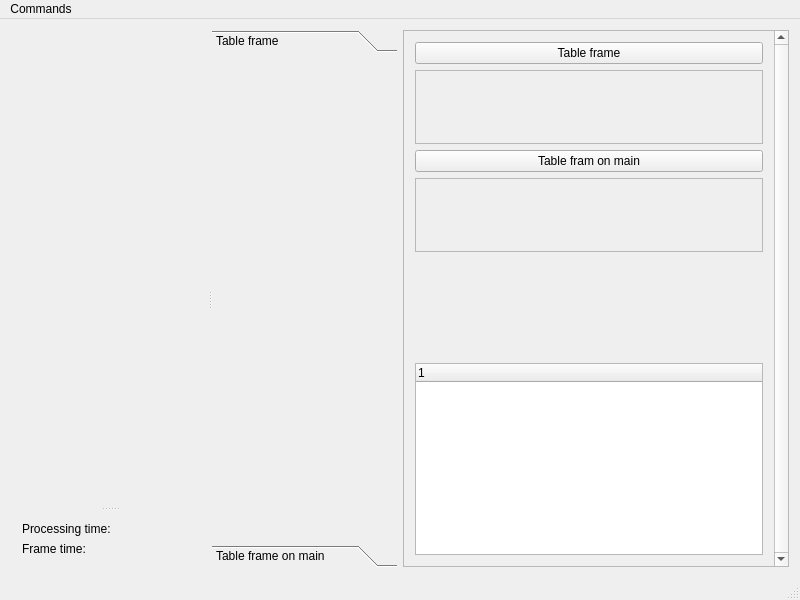
Qt form qt/Subtracker/mainwindow.ui (subotto/subtracker) before a commit.
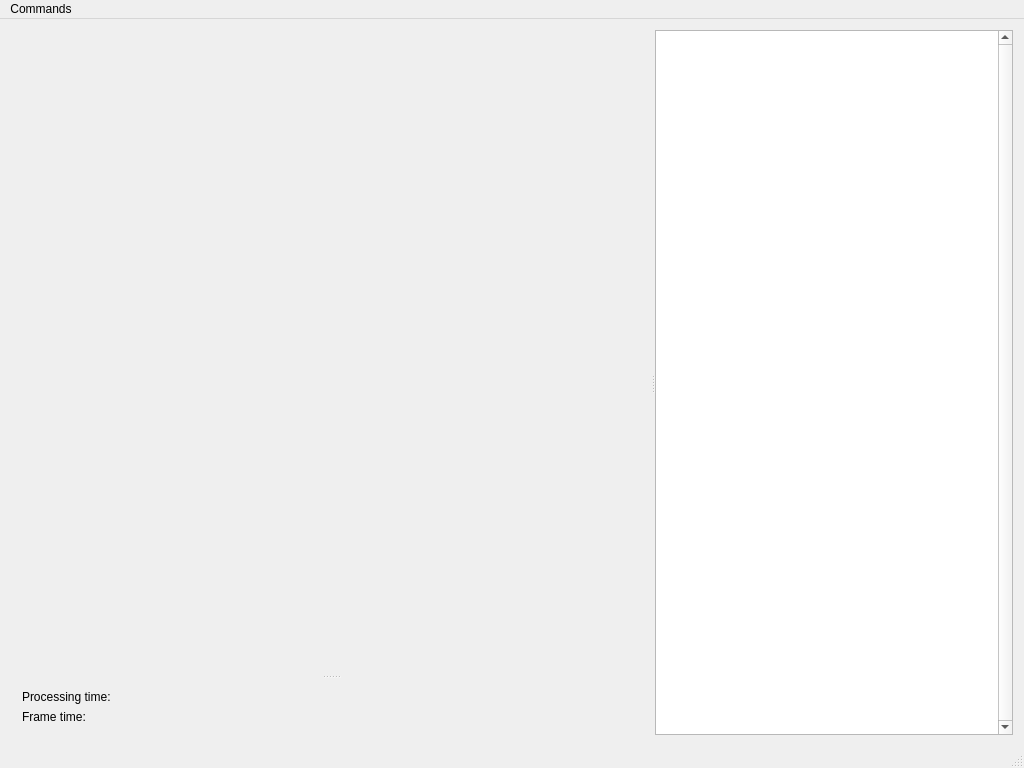
The same form after that commit. Custom widgets are drawn as their Qt base class.

Commit message: Other work on layout.

```diff
--- a/qt/Subtracker/mainwindow.ui
+++ b/qt/Subtracker/mainwindow.ui
@@ -6,15 +6,15 @@
    <rect>
     <x>0</x>
     <y>0</y>
-    <width>800</width>
-    <height>600</height>
+    <width>1024</width>
+    <height>768</height>
    </rect>
   </property>
   <property name="windowTitle">
    <string>Subtracker</string>
   </property>
   <widget class="QWidget" name="centralWidget">
-   <layout class="QHBoxLayout" name="horizontalLayout_2">
+   <layout class="QVBoxLayout" name="verticalLayout">
     <item>
      <widget class="QSplitter" name="splitter_2">
       <property name="orientation">
@@ -31,6 +31,12 @@
           <verstretch>1</verstretch>
          </sizepolicy>
         </property>
+        <property name="minimumSize">
+         <size>
+          <width>640</width>
+          <height>480</height>
+         </size>
+        </property>
        </widget>
        <widget class="QWidget" name="layoutWidget">
         <layout class="QFormLayout" name="formLayout">
@@ -71,144 +77,27 @@
         </layout>
        </widget>
       </widget>
-      <widget class="QToolBox" name="mainToolBox">
-       <property name="sizePolicy">
-        <sizepolicy hsizetype="Preferred" vsizetype="Preferred">
-         <horstretch>0</horstretch>
-         <verstretch>0</verstretch>
-        </sizepolicy>
+      <widget class="QTreeWidget" name="tree">
+       <property name="verticalScrollBarPolicy">
+        <enum>Qt::ScrollBarAlwaysOn</enum>
        </property>
-       <widget class="QWidget" name="page_3">
-        <property name="geometry">
-         <rect>
-          <x>0</x>
-          <y>0</y>
-          <width>148</width>
-          <height>476</height>
-         </rect>
-        </property>
-        <attribute name="label">
-         <string>Table frame</string>
-        </attribute>
-        <layout class="QVBoxLayout" name="verticalLayout"/>
-       </widget>
-       <widget class="QWidget" name="page_4">
-        <property name="geometry">
-         <rect>
-          <x>0</x>
-          <y>0</y>
-          <width>148</width>
-          <height>476</height>
-         </rect>
-        </property>
-        <attribute name="label">
-         <string>Table frame on main</string>
-        </attribute>
-        <layout class="QVBoxLayout" name="verticalLayout_2"/>
-       </widget>
-      </widget>
-     </widget>
-    </item>
-    <item>
-     <widget class="QScrollArea" name="scrollArea">
-      <property name="frameShape">
-       <enum>QFrame::StyledPanel</enum>
-      </property>
-      <property name="frameShadow">
-       <enum>QFrame::Sunken</enum>
-      </property>
-      <property name="verticalScrollBarPolicy">
-       <enum>Qt::ScrollBarAlwaysOn</enum>
-      </property>
-      <property name="widgetResizable">
-       <bool>true</bool>
-      </property>
-      <widget class="QWidget" name="scrollAreaWidgetContents">
-       <property name="geometry">
-        <rect>
-         <x>0</x>
-         <y>0</y>
-         <width>372</width>
-         <height>536</height>
-        </rect>
+       <property name="verticalScrollMode">
+        <enum>QAbstractItemView::ScrollPerPixel</enum>
        </property>
-       <layout class="QVBoxLayout" name="verticalLayout_3">
-        <item>
-         <widget class="CategoryButton" name="category1_button">
-          <property name="text">
-           <string>Table frame</string>
-          </property>
-         </widget>
-        </item>
-        <item>
-         <widget class="QFrame" name="category1_frame">
-          <property name="frameShape">
-           <enum>QFrame::StyledPanel</enum>
-          </property>
-          <property name="frameShadow">
-           <enum>QFrame::Raised</enum>
-          </property>
-          <layout class="QVBoxLayout" name="verticalLayout_4">
-           <item>
-            <widget class="VideoWidget" name="tableFrameVideo" native="true">
-             <property name="minimumSize">
-              <size>
-               <width>50</width>
-               <height>50</height>
-              </size>
-             </property>
-             <zorder>verticalSpacer</zorder>
-            </widget>
-           </item>
-          </layout>
-         </widget>
-        </item>
-        <item>
-         <widget class="CategoryButton" name="category2_button">
-          <property name="text">
-           <string>Table fram on main</string>
-          </property>
-         </widget>
-        </item>
-        <item>
-         <widget class="QFrame" name="category2_frame">
-          <property name="frameShape">
-           <enum>QFrame::StyledPanel</enum>
-          </property>
-          <property name="frameShadow">
-           <enum>QFrame::Raised</enum>
-          </property>
-          <layout class="QVBoxLayout" name="verticalLayout_5">
-           <item>
-            <widget class="VideoWidget" name="tableFrameOnMainVideo" native="true">
-             <property name="minimumSize">
-              <size>
-               <width>50</width>
-               <height>50</height>
-              </size>
-             </property>
-            </widget>
-           </item>
-          </layout>
-         </widget>
-        </item>
-        <item>
-         <spacer name="verticalSpacer">
-          <property name="orientation">
-           <enum>Qt::Vertical</enum>
-          </property>
-          <property name="sizeHint" stdset="0">
-           <size>
-            <width>20</width>
-            <height>40</height>
-           </size>
-          </property>
-         </spacer>
-        </item>
-        <item>
-         <widget class="QTreeWidget" name="treeWidget"/>
-        </item>
-       </layout>
+       <property name="indentation">
+        <number>0</number>
+       </property>
+       <property name="rootIsDecorated">
+        <bool>false</bool>
+       </property>
+       <attribute name="headerVisible">
+        <bool>false</bool>
+       </attribute>
+       <column>
+        <property name="text">
+         <string notr="true">1</string>
+        </property>
+       </column>
       </widget>
      </widget>
     </item>
@@ -220,7 +109,7 @@
     <rect>
      <x>0</x>
      <y>0</y>
-     <width>800</width>
+     <width>1024</width>
      <height>22</height>
     </rect>
    </property>
@@ -252,11 +141,6 @@
    <header>videowidget.h</header>
    <container>1</container>
   </customwidget>
-  <customwidget>
-   <class>CategoryButton</class>
-   <extends>QPushButton</extends>
-   <header>categorybutton.h</header>
-  </customwidget>
  </customwidgets>
  <resources/>
  <connections/>
```
The commit also changes 15 other files.
